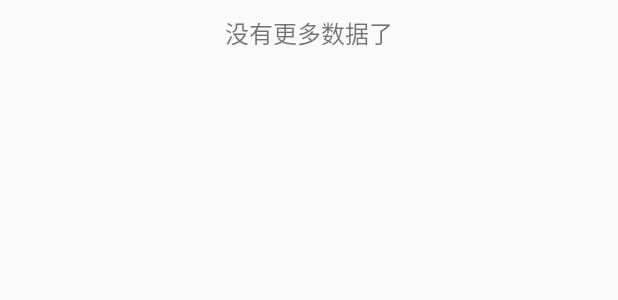
After one commit to kelinZhou/MultiTypeAdapter, an Android app: the layout layout_no_more_data.xml on its own in the app's theme, with its tools: preview values and no code run, on a phone screen of 412 x 824 dp. The commit adds this screen. Shown: the top 300 px of the screen. Run offline under Robolectric (Android 15) with nearby library versions, the phone set to English and light mode, and no system bars.

Commit message:
给setLoadMoreView()方法增加了一个noMoreDataViewId的参数，用于设置没有更多数据的时候需要显示的布局。

```diff
--- a/app/src/main/java/com/kelin/multitypeadapterdemo/MultiTypeListActivity.java
+++ b/app/src/main/java/com/kelin/multitypeadapterdemo/MultiTypeListActivity.java
@@ -84,7 +84,7 @@ public class MultiTypeListActivity extends AppCompatActivity {
             }
         };
 
-        mMultiTypeAdapter.setLoadMoreViewId(R.layout.layout_load_more, new MultiTypeAdapter.LoadMoreCallback() {
+        mMultiTypeAdapter.setLoadMoreView(R.layout.layout_load_more, R.layout.layout_no_more_data, new MultiTypeAdapter.LoadMoreCallback() {
             @Override
             public void OnLoadMore() {
                 //                Snackbar.make(recyclerView, "加载更多", Snackbar.LENGTH_SHORT).setAction("Action", null).show();
--- a/app/src/main/java/com/kelin/multitypeadapterdemo/SingleTypeListActivity.java
+++ b/app/src/main/java/com/kelin/multitypeadapterdemo/SingleTypeListActivity.java
@@ -57,7 +57,7 @@ public class SingleTypeListActivity extends AppCompatActivity {
             }
         };
 
-        mAdapter.setLoadMoreViewId(R.layout.layout_load_more, new MultiTypeAdapter.LoadMoreCallback() {
+        mAdapter.setLoadMoreView(R.layout.layout_load_more, R.layout.layout_no_more_data, new MultiTypeAdapter.LoadMoreCallback() {
             @Override
             public void OnLoadMore() {
                 recyclerView.postDelayed(runnable, 3000);
--- /dev/null
+++ b/app/src/main/res/layout/layout_no_more_data.xml
@@ -0,0 +1,15 @@
+<?xml version="1.0" encoding="utf-8"?>
+<LinearLayout xmlns:android="http://schemas.android.com/apk/res/android"
+              android:orientation="vertical"
+              android:layout_width="match_parent"
+              android:gravity="center"
+              android:layout_height="wrap_content">
+
+    <TextView
+        android:layout_width="wrap_content"
+        android:layout_height="wrap_content"
+        android:padding="10dp"
+        android:text="没有更多数据了"
+        android:textSize="16sp"/>
+
+</LinearLayout>
--- a/recycleradapter/src/main/java/com/kelin/recycleradapter/holder/ItemLayout.java
+++ b/recycleradapter/src/main/java/com/kelin/recycleradapter/holder/ItemLayout.java
@@ -20,7 +20,7 @@ public @interface ItemLayout {
     /**
      * 表示没有指定Header或则Footer布局。
      */
-    int NOT_HEADER_FOOTER = 0XFFFF_FFFF;
+    int NOT_HEADER_FOOTER = 0X0000_0000;
 
     /**
      * 条目的布局文件。
```
Also changed, not shown: recycleradapter/src/main/java/com/kelin/recycleradapter/SuperAdapter.java (+7 -3 lines).
